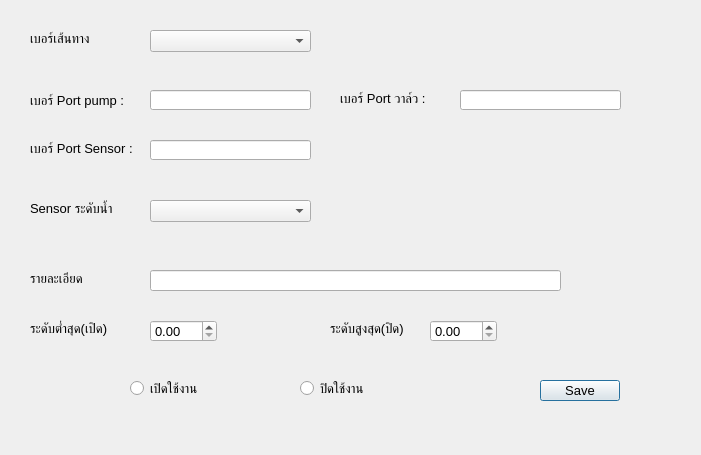
This is frmroute.ui in eploentham/TimerWater as Qt 5 draws it before an edit. The edited form follows.
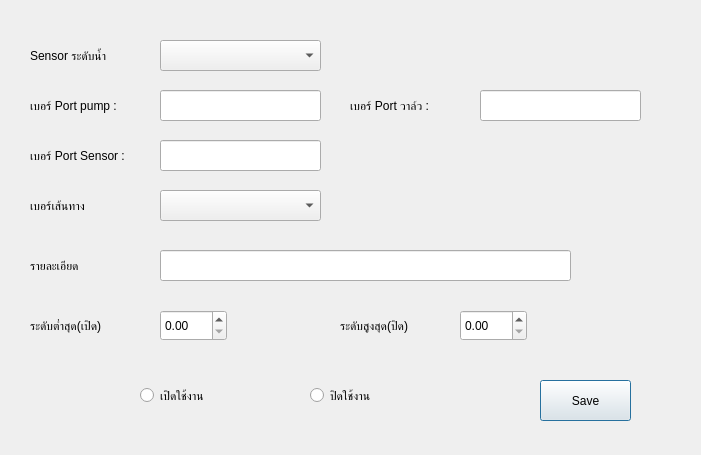
This is the edited form.

What changed in the file:
```diff
--- a/frmroute.ui
+++ b/frmroute.ui
@@ -16,47 +16,32 @@
   <widget class="QLineEdit" name="txtAddress">
    <property name="geometry">
     <rect>
-     <x>150</x>
+     <x>160</x>
      <y>90</y>
      <width>161</width>
-     <height>20</height>
+     <height>31</height>
     </rect>
    </property>
-   <property name="font">
-    <font>
-     <pointsize>10</pointsize>
-    </font>
-   </property>
   </widget>
   <widget class="QComboBox" name="cboSensor">
    <property name="geometry">
     <rect>
-     <x>150</x>
-     <y>200</y>
+     <x>160</x>
+     <y>40</y>
      <width>161</width>
-     <height>22</height>
+     <height>31</height>
     </rect>
    </property>
-   <property name="font">
-    <font>
-     <pointsize>10</pointsize>
-    </font>
-   </property>
   </widget>
   <widget class="QRadioButton" name="radioButton">
    <property name="geometry">
     <rect>
-     <x>130</x>
+     <x>140</x>
      <y>380</y>
-     <width>82</width>
-     <height>17</height>
+     <width>111</width>
+     <height>31</height>
     </rect>
    </property>
-   <property name="font">
-    <font>
-     <pointsize>10</pointsize>
-    </font>
-   </property>
    <property name="text">
     <string>เปิดใช้งาน</string>
    </property>
@@ -64,17 +49,12 @@
   <widget class="QRadioButton" name="radioButton_2">
    <property name="geometry">
     <rect>
-     <x>300</x>
+     <x>310</x>
      <y>380</y>
-     <width>82</width>
-     <height>17</height>
+     <width>111</width>
+     <height>31</height>
     </rect>
    </property>
-   <property name="font">
-    <font>
-     <pointsize>10</pointsize>
-    </font>
-   </property>
    <property name="text">
     <string>ปิดใช้งาน</string>
    </property>
@@ -83,16 +63,11 @@
    <property name="geometry">
     <rect>
      <x>30</x>
-     <y>270</y>
-     <width>71</width>
-     <height>16</height>
+     <y>250</y>
+     <width>101</width>
+     <height>31</height>
     </rect>
    </property>
-   <property name="font">
-    <font>
-     <pointsize>10</pointsize>
-    </font>
-   </property>
    <property name="text">
     <string>รายละเอียด</string>
    </property>
@@ -100,32 +75,22 @@
   <widget class="QLineEdit" name="lineEdit">
    <property name="geometry">
     <rect>
-     <x>150</x>
-     <y>270</y>
+     <x>160</x>
+     <y>250</y>
      <width>411</width>
-     <height>21</height>
+     <height>31</height>
     </rect>
    </property>
-   <property name="font">
-    <font>
-     <pointsize>10</pointsize>
-    </font>
-   </property>
   </widget>
   <widget class="QLabel" name="label_6">
    <property name="geometry">
     <rect>
      <x>30</x>
-     <y>320</y>
-     <width>101</width>
-     <height>16</height>
+     <y>310</y>
+     <width>121</width>
+     <height>31</height>
     </rect>
    </property>
-   <property name="font">
-    <font>
-     <pointsize>10</pointsize>
-    </font>
-   </property>
    <property name="text">
     <string>ระดับต่ำสุด(เปิด)</string>
    </property>
@@ -133,17 +98,12 @@
   <widget class="QLabel" name="label_7">
    <property name="geometry">
     <rect>
-     <x>330</x>
-     <y>320</y>
-     <width>91</width>
-     <height>16</height>
+     <x>340</x>
+     <y>310</y>
+     <width>111</width>
+     <height>31</height>
     </rect>
    </property>
-   <property name="font">
-    <font>
-     <pointsize>10</pointsize>
-    </font>
-   </property>
    <property name="text">
     <string>ระดับสูงสุด(ปิด)</string>
    </property>
@@ -151,47 +111,32 @@
   <widget class="QDoubleSpinBox" name="doubleSpinBox_2">
    <property name="geometry">
     <rect>
-     <x>430</x>
-     <y>320</y>
+     <x>460</x>
+     <y>310</y>
      <width>67</width>
-     <height>22</height>
+     <height>31</height>
     </rect>
    </property>
-   <property name="font">
-    <font>
-     <pointsize>10</pointsize>
-    </font>
-   </property>
   </widget>
   <widget class="QDoubleSpinBox" name="doubleSpinBox">
    <property name="geometry">
     <rect>
-     <x>150</x>
-     <y>320</y>
+     <x>160</x>
+     <y>310</y>
      <width>67</width>
-     <height>22</height>
+     <height>31</height>
     </rect>
    </property>
-   <property name="font">
-    <font>
-     <pointsize>10</pointsize>
-    </font>
-   </property>
   </widget>
   <widget class="QLabel" name="label_9">
    <property name="geometry">
     <rect>
      <x>30</x>
      <y>90</y>
-     <width>101</width>
-     <height>20</height>
+     <width>111</width>
+     <height>31</height>
     </rect>
    </property>
-   <property name="font">
-    <font>
-     <pointsize>10</pointsize>
-    </font>
-   </property>
    <property name="text">
     <string>เบอร์ Port pump :</string>
    </property>
@@ -199,32 +144,22 @@
   <widget class="QLineEdit" name="txtAddress_3">
    <property name="geometry">
     <rect>
-     <x>150</x>
+     <x>160</x>
      <y>140</y>
      <width>161</width>
-     <height>20</height>
+     <height>31</height>
     </rect>
    </property>
-   <property name="font">
-    <font>
-     <pointsize>10</pointsize>
-    </font>
-   </property>
   </widget>
   <widget class="QLabel" name="label_10">
    <property name="geometry">
     <rect>
      <x>30</x>
      <y>140</y>
-     <width>111</width>
-     <height>16</height>
+     <width>121</width>
+     <height>31</height>
     </rect>
    </property>
-   <property name="font">
-    <font>
-     <pointsize>10</pointsize>
-    </font>
-   </property>
    <property name="text">
     <string>เบอร์ Port Sensor :</string>
    </property>
@@ -233,16 +168,11 @@
    <property name="geometry">
     <rect>
      <x>30</x>
-     <y>200</y>
+     <y>40</y>
      <width>111</width>
-     <height>16</height>
+     <height>31</height>
     </rect>
    </property>
-   <property name="font">
-    <font>
-     <pointsize>10</pointsize>
-    </font>
-   </property>
    <property name="text">
     <string>Sensor ระดับน้ำ</string>
    </property>
@@ -250,32 +180,22 @@
   <widget class="QLineEdit" name="txtAddress_4">
    <property name="geometry">
     <rect>
-     <x>460</x>
+     <x>480</x>
      <y>90</y>
      <width>161</width>
-     <height>20</height>
+     <height>31</height>
     </rect>
    </property>
-   <property name="font">
-    <font>
-     <pointsize>10</pointsize>
-    </font>
-   </property>
   </widget>
   <widget class="QLabel" name="label_11">
    <property name="geometry">
     <rect>
-     <x>340</x>
+     <x>350</x>
      <y>90</y>
-     <width>111</width>
-     <height>16</height>
+     <width>121</width>
+     <height>31</height>
     </rect>
    </property>
-   <property name="font">
-    <font>
-     <pointsize>10</pointsize>
-    </font>
-   </property>
    <property name="text">
     <string>เบอร์ Port วาล์ว :</string>
    </property>
@@ -285,15 +205,10 @@
     <rect>
      <x>540</x>
      <y>380</y>
-     <width>80</width>
-     <height>21</height>
+     <width>91</width>
+     <height>41</height>
     </rect>
    </property>
-   <property name="font">
-    <font>
-     <pointsize>10</pointsize>
-    </font>
-   </property>
    <property name="text">
     <string>Save</string>
    </property>
@@ -302,16 +217,11 @@
    <property name="geometry">
     <rect>
      <x>30</x>
-     <y>30</y>
+     <y>190</y>
      <width>111</width>
-     <height>16</height>
+     <height>31</height>
     </rect>
    </property>
-   <property name="font">
-    <font>
-     <pointsize>10</pointsize>
-    </font>
-   </property>
    <property name="text">
     <string>เบอร์เส้นทาง</string>
    </property>
@@ -319,17 +229,12 @@
   <widget class="QComboBox" name="cboRoute">
    <property name="geometry">
     <rect>
-     <x>150</x>
-     <y>30</y>
+     <x>160</x>
+     <y>190</y>
      <width>161</width>
-     <height>22</height>
+     <height>31</height>
     </rect>
    </property>
-   <property name="font">
-    <font>
-     <pointsize>10</pointsize>
-    </font>
-   </property>
   </widget>
  </widget>
  <resources/>
```
Left out of the diff: 6 changed lines with no effect on the pictures.
